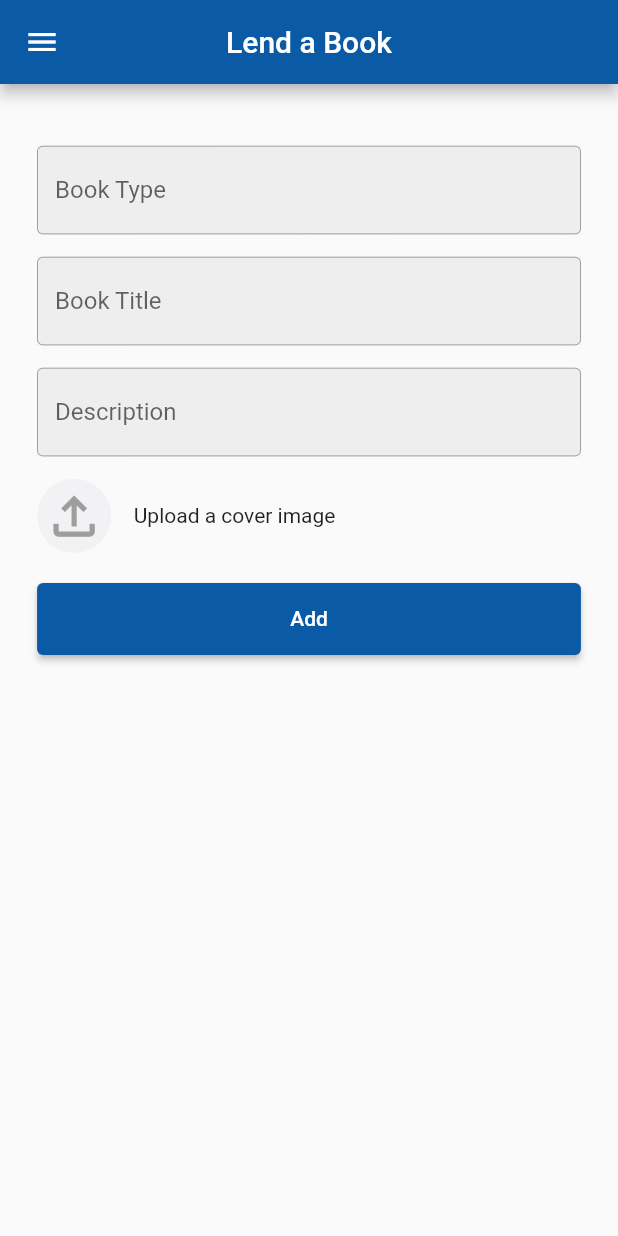
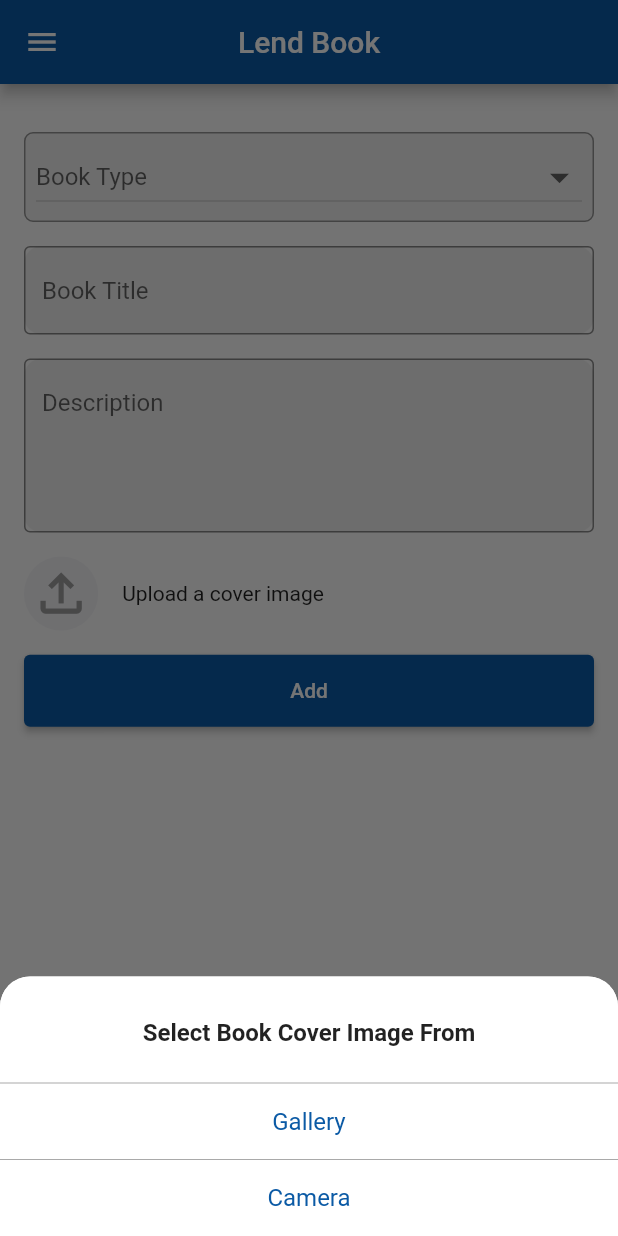
Before and after one commit to pushti0112/BookHook, a Flutter app: the LendABookPage screen opened directly, after a tap on the "file upload" icon, on a phone screen of 412 x 824 dp. Run offline on Flutter 3.47's test engine with Material 2 defaults, Android fonts, the phone set to English and light mode, and no system bars; our stand-ins replace cool_alert, flutter_svg, shared_preferences, sizer; accounts and stored records are empty.

Commit message:
integrated lend book api

```diff
--- a/lib/view/BorrowBook.dart
+++ b/lib/view/BorrowBook.dart
@@ -16,7 +16,7 @@ class _BorrowBookState extends State<BorrowBook> {
   Widget build(BuildContext context) {
     return Scaffold(
         appBar: AppBar(
-          title: (const Text('Borrow A Book')),
+          title: (const Text('Borrow Book')),
           centerTitle: true,
           elevation: 0,
           backgroundColor: AppColors.primary,
--- a/lib/view/LendABookPage.dart
+++ /dev/null
@@ -1,124 +0,0 @@
-import 'package:flutter/material.dart';
-import 'package:flutter/src/foundation/key.dart';
-import 'package:flutter/src/widgets/framework.dart';
-import '../global/AppColors.dart';
-import 'package:sizer/sizer.dart';
-
-class LendABookPage extends StatefulWidget {
-  const LendABookPage({Key? key}) : super(key: key);
-
-  @override
-  State<LendABookPage> createState() => _LendABookPageState();
-}
-
-class _LendABookPageState extends State<LendABookPage> {
-  @override
-  Widget build(BuildContext context) {
-    return Scaffold(
-      appBar: AppBar(
-        backgroundColor: AppColors.primary,
-        title: Text('Lend a Book'),
-        centerTitle: true,
-      ),
-
-// Side pane button
-      drawer: Drawer(
-        child: ListView(
-          children: [],
-        ),
-      ),
-
-// Text Fields
-      body: Padding(
-          padding:
-              EdgeInsets.only(top: 5.h, left: 3.h, right: 3.h, bottom: 3.h),
-          child: ListView(
-            children: [
-//  Book Type text area
-              Container(
-                color: Colors.grey[200],
-                child: TextField(
-                  decoration: InputDecoration(
-                    enabledBorder: OutlineInputBorder(
-                      borderSide: BorderSide(color: Colors.black45, width: 0.5),
-                    ),
-                    focusedBorder: OutlineInputBorder(
-                      borderSide: BorderSide(color: Colors.black, width: 1),
-                    ),
-                    hintText: "Book Type",
-                  ),
-                ),
-              ),
-              SizedBox(height: 15),
-
-// Book Title text area
-              Container(
-                color: Colors.grey[200],
-                child: TextField(
-                  decoration: InputDecoration(
-                    enabledBorder: OutlineInputBorder(
-                      borderSide: BorderSide(color: Colors.black45, width: 0.5),
-                    ),
-                    focusedBorder: OutlineInputBorder(
-                      borderSide: BorderSide(color: Colors.black, width: 1),
-                    ),
-                    hintText: "Book Title",
-                  ),
-                ),
-              ),
-              SizedBox(height: 15),
-
-// Description text area
-              Container(
-                color: Colors.grey[200],
-                child: TextField(
-                  decoration: InputDecoration(
-                    enabledBorder: OutlineInputBorder(
-                      borderSide: BorderSide(color: Colors.black45, width: 0.5),
-                    ),
-                    focusedBorder: OutlineInputBorder(
-                      borderSide: BorderSide(color: Colors.black, width: 1),
-                    ),
-                    hintText: "Description",
-                  ),
-                ),
-              ),
-              SizedBox(height: 15),
-
-// File Upload icon
-              Row(children: [
-                SizedBox.fromSize(
-                  size: Size(6.h, 6.h),
-                  child: ClipOval(
-                      child: Material(
-                          color: AppColors.light3,
-                          child: InkWell(
-                            // splashColor: AppColors.light3,
-                            onTap: () {},
-                            child: Icon(
-                              Icons.file_upload_outlined,
-                              size: 5.h,
-                              color: Colors.grey,
-                            ),
-                          ))),
-                ),
-                SizedBox(width: 15),
-                Text('Upload a cover image'),
-              ]),
-
-// Add Button
-              Container(
-                  margin: EdgeInsets.only(top: 20),
-                  width: double.maxFinite,
-                  child: ElevatedButton(
-                    child: Text("Add"),
-                    style: ElevatedButton.styleFrom(
-                        primary: AppColors.primary,
-                        padding: EdgeInsets.all(16)),
-                    onPressed: () {},
-                  )),
-            ],
-          )),
-    );
-  }
-}
--- /dev/null
+++ b/lib/view/LendBookScreen.dart
@@ -0,0 +1,223 @@
+// ignore_for_file: prefer_const_constructors
+import 'package:book_hook/controller/LendBookController.dart';
+import 'package:flutter/material.dart';
+import 'package:flutter/src/foundation/key.dart';
+import 'package:flutter/src/widgets/framework.dart';
+import '../global/AppColors.dart';
+import 'package:sizer/sizer.dart';
+
+class LendABookPage extends StatefulWidget {
+  const LendABookPage({Key? key}) : super(key: key);
+
+  @override
+  State<LendABookPage> createState() => _LendABookPageState();
+}
+
+class _LendABookPageState extends State<LendABookPage> {
+
+  TextEditingController titleC = TextEditingController();
+  TextEditingController descC = TextEditingController();
+   String? _dropDownValue;
+  final items =<String> [
+    'Action and Adventure ', 'Classics', 'Comic',
+    'Mystery', 'Fantasy', 'Historic Fiction',
+    'Horror', 'Romance,' 'Science', 'Short Stories'
+  ];
+  int index=0;
+  @override
+  Widget build(BuildContext context) {
+    return Container(
+      child: SafeArea(
+        child: Scaffold(
+          appBar: AppBar(
+            backgroundColor: AppColors.primary,
+            title: Text('Lend Book'),
+            centerTitle: true,
+          ),
+          drawer: Drawer(
+            child: ListView(
+              children: [],
+            ),
+          ),
+          body: Container(
+            padding: EdgeInsets.all(16),
+            child: Column(
+              children: [
+                Expanded(
+                  child: ListView(
+                    children: [
+                      SizedBox(height: 16,),
+                      DecoratedBox(
+                        decoration:  BoxDecoration(
+                          color: Colors.grey[200],
+                          border: Border.all(color: Colors.black38),
+                          borderRadius: BorderRadius.circular(6),
+                         ),
+                        child: Padding(
+                          padding: const EdgeInsets.symmetric(horizontal: 8,vertical: 6),
+                          child: DropdownButton(
+                            hint: _dropDownValue == null
+                                ? Text('Book Type')
+                                : Text(_dropDownValue!,style: TextStyle(color:Colors.black),),
+                            isExpanded: true,
+                            iconSize: 30.0,
+                            items: items.map((val) {
+                                return DropdownMenuItem<String>(
+                                  value: val,
+                                  child: Text(val),
+                                );
+                              },
+                            ).toList(),
+                            onChanged: (newval) {
+                              setState(
+                                () {
+                                  _dropDownValue = newval.toString();
+                                   index = items.indexOf(_dropDownValue!);
+                                },
+                              );
+                            },
+                          ),
+                        ),
+                      ),
+                      SizedBox(height: 16),
+                      Container(
+                        decoration: BoxDecoration(
+                          color: Colors.grey[200],
+                         // border: Border.all(color: Colors.white),
+                          borderRadius: BorderRadius.circular(12),
+                        ),
+                        child: TextField(
+                          autocorrect: false,
+                          enableSuggestions: false,
+                          controller: titleC,
+                          decoration: InputDecoration(
+                              enabledBorder: OutlineInputBorder(
+                              borderSide: BorderSide(color: Colors.black45, width: 1),
+                            ),
+                            focusedBorder:OutlineInputBorder(
+
+                              borderSide: BorderSide(color: Colors.black, width: 1),
+                            ),
+                            hintText: "Book Title",
+                          ),
+                        ),
+                      ),
+                      SizedBox(height: 16),
+                      Container(
+                        decoration: BoxDecoration(
+                          color: Colors.grey[200],
+                        //  border: Border.all(color: Colors.white),
+                          borderRadius: BorderRadius.circular(12),
+                        ),
+                        child: TextField(
+                          controller: descC,
+                          maxLines: 4,
+                          decoration: InputDecoration(
+                            enabledBorder: OutlineInputBorder(
+                              borderSide: BorderSide(color: Colors.black45, width: 1),
+                            ),
+                            focusedBorder: OutlineInputBorder(
+                              borderSide: BorderSide(color: Colors.black, width: 1),
+                            ),
+                            hintText: "Description",
+                          ),
+                        ),
+                      ),
+                      SizedBox(height: 16),
+                      Row(
+                        children: [
+                        SizedBox.fromSize(
+                          size: Size(6.h, 6.h),
+                          child: ClipOval(
+                              child: Material(
+                                  color: AppColors.light3,
+                                  child: InkWell(
+                                    // splashColor: AppColors.light3,
+                                    onTap: () {
+                                      modelSheetMenu();
+                                    },
+                                    child: Icon(
+                                      Icons.file_upload_outlined,
+                                      size: 5.h,
+                                      color: Colors.grey,
+                                    ),
+                                  ))),
+                        ),
+                        SizedBox(width: 16),
+                        Text('Upload a cover image'),
+                        ]
+                      ),
+                      SizedBox(height: 16),
+                      Container(
+                        width: double.maxFinite,
+                        child: ElevatedButton(
+                          child: Text("Add"),
+                          style: ElevatedButton.styleFrom(
+                              primary: AppColors.primary,
+                              padding: EdgeInsets.all(16)),
+                          onPressed: () async{
+                            if(titleC.text.isEmpty || descC.text.isEmpty || _dropDownValue==null){
+                              final snackBar = SnackBar(
+                                duration: Duration(seconds: 3),
+                                behavior: SnackBarBehavior.floating,
+                                content: const Text('Enter data for all fields'),
+                                margin: EdgeInsets.symmetric(vertical: 16,horizontal: 8),
+                                backgroundColor: Colors.black87,
+                              );
+                              ScaffoldMessenger.of(context).showSnackBar(snackBar);
+                            }
+                            else
+                              await LendBookController().addBook(context,titleC.text,descC.text,index);
+                          }
+                        )
+                      ),
+                    ],
+                  ),
+                ),
+              ],
+            ),
+          ),
+        ),
+      ),
+    );
+  }
+  void modelSheetMenu(){
+    showModalBottomSheet(
+      context: context,
+      shape: RoundedRectangleBorder(
+        borderRadius: BorderRadius.vertical(top: Radius.circular(20.0)),),
+       builder: (builder){
+        return SingleChildScrollView(
+          child: Container(
+         //   padding: EdgeInsets.symmetric(vertical: 16,horizontal: 0),
+            decoration:  BoxDecoration(
+              color: Colors.white,
+              borderRadius: BorderRadius.only(
+                topLeft: const Radius.circular(20.0),
+                topRight: const Radius.circular(20.0))
+            ),
+            child: Column(
+              crossAxisAlignment: CrossAxisAlignment.center,
+              // ignore: prefer_const_literals_to_create_immutables
+              children: [
+                SizedBox(height: 28,),
+                Text("Select Book Cover Image From",style: TextStyle(fontWeight: FontWeight.bold,fontSize: 16),),
+                SizedBox(height: 16,),
+                Divider(color: Colors.black45, thickness: 0.5,),
+                SizedBox(height: 8,),
+                Text("Gallery",style: TextStyle(color: AppColors.primary,fontSize: 16),),
+                SizedBox(height: 8,),
+                Divider(color: Colors.black45, thickness: 0.5,),
+                SizedBox(height: 8,),
+                Text("Camera",style: TextStyle(color: AppColors.primary,fontSize: 16),),
+                SizedBox(height: 16,),
+
+              ],
+            ),
+          ),
+        );
+       }
+    );
+  }
+
+}
--- a/lib/view/RegisterScreen.dart
+++ b/lib/view/RegisterScreen.dart
@@ -132,7 +132,8 @@ class _RegisterScreenState extends State<RegisterScreen> {
                       ScaffoldMessenger.of(context).showSnackBar(snackBar);
                     }
                   },
-                  )),
+                )
+              ),
             ],
           ))
         ]),
```
Also changed, not shown: lib/controller/LendBookController.dart (added, +78 -0 lines), lib/view/DashboardScreen.dart (added, +174 -0 lines), lib/view/HomeScreen.dart (+15 -1 lines). Lines whose indentation alone changed are shown as unchanged.
